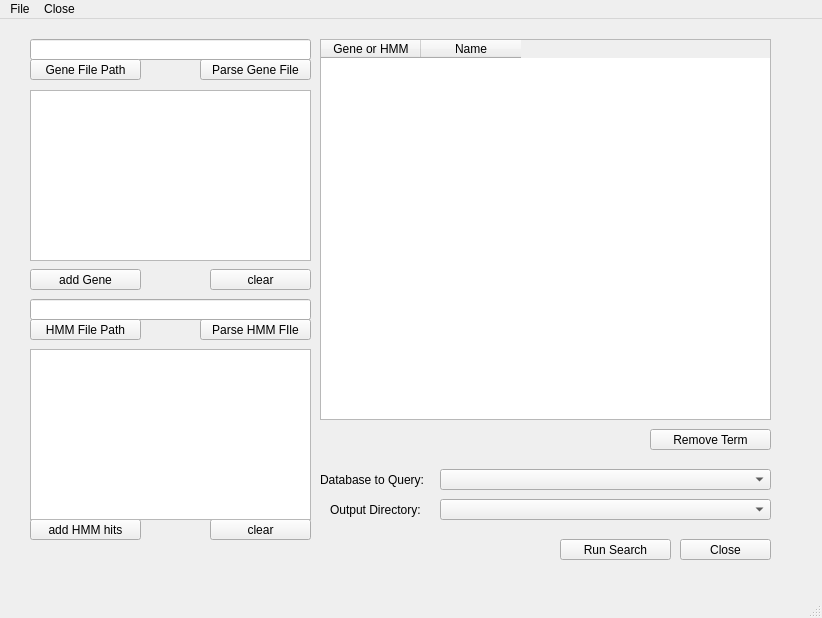
Above: newGui.ui from emzodls/clusterArch before the change. Below: the same form after it.
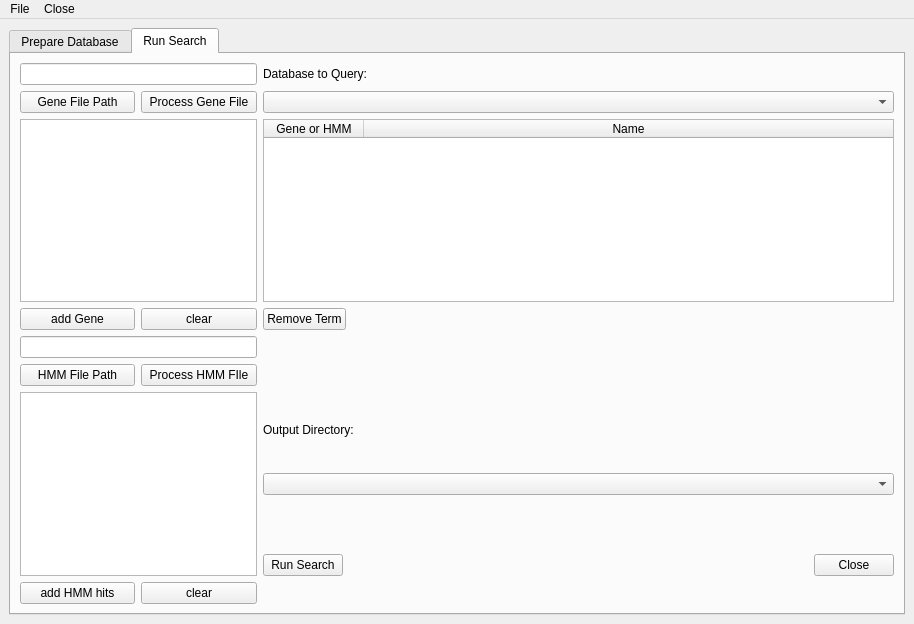
That is the form after the change. The open tabs and pages were chosen to show the change.

Commit message: Updated GUIs Added new windows included clusterTools with modifications for python 3 compatibility TO DO: QThreads for Status Gui Connect Database Building

Diff of the .ui file:
```diff
--- a/newGui.ui
+++ b/newGui.ui
@@ -6,8 +6,8 @@
    <rect>
     <x>0</x>
     <y>0</y>
-    <width>822</width>
-    <height>618</height>
+    <width>914</width>
+    <height>624</height>
    </rect>
   </property>
   <property name="windowTitle">
@@ -17,189 +17,148 @@
    <bool>true</bool>
   </property>
   <widget class="QWidget" name="centralwidget">
-   <widget class="QPushButton" name="addGenefileBtn">
-    <property name="enabled">
-     <bool>true</bool>
-    </property>
-    <property name="geometry">
-     <rect>
-      <x>200</x>
-      <y>40</y>
-      <width>111</width>
-      <height>21</height>
-     </rect>
-    </property>
+   <property name="sizePolicy">
+    <sizepolicy hsizetype="Preferred" vsizetype="Preferred">
+     <horstretch>0</horstretch>
+     <verstretch>0</verstretch>
+    </sizepolicy>
+   </property>
+   <layout class="QHBoxLayout" name="horizontalLayout">
+    <item>
+     <widget class="QTabWidget" name="tabWidget">
+      <property name="currentIndex">
+       <number>0</number>
+      </property>
+      <widget class="QWidget" name="prepareDatabase">
+       <property name="sizePolicy">
+        <sizepolicy hsizetype="Expanding" vsizetype="Expanding">
+         <horstretch>0</horstretch>
+         <verstretch>0</verstretch>
+        </sizepolicy>
+       </property>
+       <attribute name="title">
+        <string>Prepare Database</string>
+       </attribute>
+       <layout class="QGridLayout" name="gridLayout_2">
+        <item row="2" column="0">
+         <layout class="QHBoxLayout" name="horizontalLayout_2">
+          <item alignment="Qt::AlignHCenter|Qt::AlignVCenter">
+           <widget class="QPushButton" name="deleteGenbankBtn">
+            <property name="sizePolicy">
+             <sizepolicy hsizetype="Fixed" vsizetype="Fixed">
+              <horstretch>0</horstretch>
+              <verstretch>0</verstretch>
+             </sizepolicy>
+            </property>
     <property name="text">
-     <string>Parse Gene File</string>
-    </property>
-   </widget>
-   <widget class="QPushButton" name="addHMMfilebtn">
-    <property name="geometry">
-     <rect>
-      <x>200</x>
-      <y>300</y>
-      <width>111</width>
-      <height>21</height>
-     </rect>
+             <string>Remove from Database</string>
+            </property>
+           </widget>
+          </item>
+          <item alignment="Qt::AlignHCenter|Qt::AlignVCenter">
+           <widget class="QPushButton" name="createDbBtn">
+            <property name="sizePolicy">
+             <sizepolicy hsizetype="Fixed" vsizetype="Fixed">
+              <horstretch>0</horstretch>
+              <verstretch>0</verstretch>
+             </sizepolicy>
     </property>
     <property name="text">
-     <string>Parse HMM FIle</string>
-    </property>
-   </widget>
+             <string>Create Database</string>
+            </property>
+           </widget>
+          </item>
+         </layout>
+        </item>
+        <item row="0" column="0">
+         <layout class="QHBoxLayout" name="horizontalLayout_3">
+          <item>
+           <widget class="QLineEdit" name="genbankDirPath"/>
+          </item>
+          <item>
+           <widget class="QPushButton" name="genbankDirBtn">
+            <property name="text">
+             <string>Choose Directory</string>
+            </property>
+           </widget>
+          </item>
+          <item>
+           <widget class="QPushButton" name="addGenbankBtn">
+            <property name="text">
+             <string>Add Genbanks to List</string>
+            </property>
+           </widget>
+          </item>
+         </layout>
+        </item>
+        <item row="1" column="0">
+         <widget class="QListWidget" name="genbankList"/>
+        </item>
+       </layout>
+      </widget>
+      <widget class="QWidget" name="searchtab">
+       <attribute name="title">
+        <string>Run Search</string>
+       </attribute>
+       <layout class="QGridLayout" name="gridLayout">
+        <item row="2" column="5">
+         <widget class="QLabel" name="databaseLabel">
+          <property name="text">
+           <string>Database to Query:</string>
+          </property>
+         </widget>
+        </item>
+        <item row="23" column="0">
    <widget class="QPushButton" name="addHMMbtn">
-    <property name="geometry">
-     <rect>
-      <x>30</x>
-      <y>500</y>
-      <width>111</width>
-      <height>21</height>
-     </rect>
-    </property>
     <property name="text">
      <string>add HMM hits</string>
     </property>
    </widget>
-   <widget class="QListWidget" name="geneList">
-    <property name="geometry">
-     <rect>
-      <x>30</x>
-      <y>71</y>
-      <width>281</width>
-      <height>171</height>
-     </rect>
-    </property>
-    <property name="selectionMode">
-     <enum>QAbstractItemView::SingleSelection</enum>
-    </property>
-   </widget>
-   <widget class="QPushButton" name="closeBtn">
-    <property name="geometry">
-     <rect>
-      <x>680</x>
-      <y>520</y>
-      <width>91</width>
-      <height>21</height>
-     </rect>
-    </property>
+        </item>
+        <item row="17" column="0">
+         <widget class="QPushButton" name="addHMMfilePathBtn">
     <property name="text">
-     <string>Close</string>
-    </property>
-   </widget>
-   <widget class="QPushButton" name="clearGeneBtn">
-    <property name="geometry">
-     <rect>
-      <x>210</x>
-      <y>250</y>
-      <width>101</width>
-      <height>21</height>
-     </rect>
+           <string>HMM File Path</string>
+          </property>
+         </widget>
+        </item>
+        <item row="3" column="1">
+         <widget class="QPushButton" name="addGenefileBtn">
+          <property name="enabled">
+           <bool>true</bool>
     </property>
     <property name="text">
-     <string>clear</string>
-    </property>
-   </widget>
+           <string>Process Gene File</string>
+          </property>
+         </widget>
+        </item>
+        <item row="23" column="1">
    <widget class="QPushButton" name="clearHMMbtn">
-    <property name="geometry">
-     <rect>
-      <x>210</x>
-      <y>500</y>
-      <width>101</width>
-      <height>21</height>
-     </rect>
-    </property>
     <property name="text">
      <string>clear</string>
     </property>
    </widget>
+        </item>
+        <item row="11" column="0">
    <widget class="QPushButton" name="addGeneBtn">
-    <property name="geometry">
-     <rect>
-      <x>30</x>
-      <y>250</y>
-      <width>111</width>
-      <height>21</height>
-     </rect>
-    </property>
     <property name="text">
      <string>add Gene</string>
     </property>
    </widget>
-   <widget class="QListWidget" name="hmmList">
-    <property name="geometry">
-     <rect>
-      <x>30</x>
-      <y>330</y>
-      <width>281</width>
-      <height>171</height>
-     </rect>
-    </property>
+        </item>
+        <item row="10" column="0" colspan="2">
+         <widget class="QListWidget" name="geneList">
     <property name="selectionMode">
-     <enum>QAbstractItemView::MultiSelection</enum>
-    </property>
-   </widget>
-   <widget class="QLineEdit" name="hmmFilePath">
-    <property name="geometry">
-     <rect>
-      <x>30</x>
-      <y>280</y>
-      <width>281</width>
-      <height>21</height>
-     </rect>
-    </property>
-   </widget>
-   <widget class="QPushButton" name="addHMMfilePathBtn">
-    <property name="geometry">
-     <rect>
-      <x>30</x>
-      <y>300</y>
-      <width>111</width>
-      <height>21</height>
-     </rect>
-    </property>
-    <property name="text">
-     <string>HMM File Path</string>
-    </property>
-   </widget>
-   <widget class="QLineEdit" name="GeneFilePath">
-    <property name="geometry">
-     <rect>
-      <x>30</x>
-      <y>20</y>
-      <width>281</width>
-      <height>21</height>
-     </rect>
-    </property>
-    <property name="readOnly">
-     <bool>true</bool>
-    </property>
-   </widget>
-   <widget class="QPushButton" name="addGenefilePathBtn">
-    <property name="enabled">
-     <bool>true</bool>
-    </property>
-    <property name="geometry">
-     <rect>
-      <x>30</x>
-      <y>40</y>
-      <width>111</width>
-      <height>21</height>
-     </rect>
-    </property>
-    <property name="text">
-     <string>Gene File Path</string>
-    </property>
-   </widget>
+           <enum>QAbstractItemView::SingleSelection</enum>
+          </property>
+         </widget>
+        </item>
+        <item row="10" column="5" rowspan="2">
+         <layout class="QVBoxLayout" name="verticalLayout_3">
+          <item>
    <widget class="QTableWidget" name="searchList">
-    <property name="geometry">
-     <rect>
-      <x>320</x>
-      <y>20</y>
-      <width>451</width>
-      <height>381</height>
-     </rect>
-    </property>
     <property name="sizePolicy">
-     <sizepolicy hsizetype="Maximum" vsizetype="Expanding">
+             <sizepolicy hsizetype="Expanding" vsizetype="Expanding">
       <horstretch>0</horstretch>
       <verstretch>0</verstretch>
      </sizepolicy>
@@ -216,6 +175,12 @@
     <property name="columnCount">
      <number>2</number>
     </property>
+            <attribute name="horizontalHeaderCascadingSectionResizes">
+             <bool>true</bool>
+            </attribute>
+            <attribute name="horizontalHeaderStretchLastSection">
+             <bool>true</bool>
+            </attribute>
     <column>
      <property name="text">
       <string>Gene or HMM</string>
@@ -227,90 +192,103 @@
      </property>
     </column>
    </widget>
-   <widget class="QComboBox" name="dataBaseSelector">
-    <property name="geometry">
-     <rect>
-      <x>440</x>
-      <y>450</y>
-      <width>331</width>
-      <height>21</height>
-     </rect>
-    </property>
-    <property name="currentIndex">
-     <number>-1</number>
-    </property>
-    <property name="insertPolicy">
-     <enum>QComboBox::InsertAtTop</enum>
-    </property>
-    <property name="sizeAdjustPolicy">
-     <enum>QComboBox::AdjustToContentsOnFirstShow</enum>
-    </property>
-    <item>
-     <property name="text">
-      <string>add database...</string>
-     </property>
-    </item>
-   </widget>
-   <widget class="QLabel" name="databaseLabel">
-    <property name="geometry">
-     <rect>
-      <x>320</x>
-      <y>450</y>
-      <width>121</width>
-      <height>21</height>
-     </rect>
-    </property>
-    <property name="text">
-     <string>Database to Query:</string>
-    </property>
-   </widget>
-   <widget class="QPushButton" name="runSearch">
-    <property name="geometry">
-     <rect>
-      <x>560</x>
-      <y>520</y>
-      <width>111</width>
-      <height>21</height>
-     </rect>
-    </property>
-    <property name="text">
-     <string>Run Search</string>
-    </property>
-   </widget>
+          </item>
+          <item>
    <widget class="QPushButton" name="removeSearchTermBtn">
-    <property name="geometry">
-     <rect>
-      <x>650</x>
-      <y>410</y>
-      <width>121</width>
-      <height>21</height>
-     </rect>
+            <property name="sizePolicy">
+             <sizepolicy hsizetype="Fixed" vsizetype="Fixed">
+              <horstretch>0</horstretch>
+              <verstretch>0</verstretch>
+             </sizepolicy>
     </property>
     <property name="text">
      <string>Remove Term</string>
     </property>
    </widget>
+          </item>
+         </layout>
+        </item>
+        <item row="19" column="0" colspan="2">
+         <widget class="QListWidget" name="hmmList">
+          <property name="selectionMode">
+           <enum>QAbstractItemView::MultiSelection</enum>
+          </property>
+         </widget>
+        </item>
+        <item row="15" column="0" colspan="2">
+         <widget class="QLineEdit" name="hmmFilePath"/>
+        </item>
+        <item row="2" column="0" colspan="2">
+         <widget class="QLineEdit" name="GeneFilePath">
+          <property name="readOnly">
+           <bool>true</bool>
+          </property>
+         </widget>
+        </item>
+        <item row="3" column="5">
+         <widget class="QComboBox" name="dataBaseSelector">
+          <property name="sizePolicy">
+           <sizepolicy hsizetype="MinimumExpanding" vsizetype="Fixed">
+            <horstretch>0</horstretch>
+            <verstretch>0</verstretch>
+           </sizepolicy>
+          </property>
+          <property name="currentIndex">
+           <number>-1</number>
+          </property>
+          <property name="insertPolicy">
+           <enum>QComboBox::InsertAtTop</enum>
+          </property>
+          <property name="sizeAdjustPolicy">
+           <enum>QComboBox::AdjustToContentsOnFirstShow</enum>
+          </property>
+          <item>
+           <property name="text">
+            <string>add database...</string>
+           </property>
+          </item>
+         </widget>
+        </item>
+        <item row="3" column="0">
+         <widget class="QPushButton" name="addGenefilePathBtn">
+          <property name="enabled">
+           <bool>true</bool>
+          </property>
+          <property name="text">
+           <string>Gene File Path</string>
+          </property>
+         </widget>
+        </item>
+        <item row="17" column="1">
+         <widget class="QPushButton" name="addHMMfilebtn">
+          <property name="text">
+           <string>Process HMM FIle</string>
+          </property>
+         </widget>
+        </item>
+        <item row="11" column="1">
+         <widget class="QPushButton" name="clearGeneBtn">
+          <property name="text">
+           <string>clear</string>
+          </property>
+         </widget>
+        </item>
+        <item row="19" column="5">
+         <layout class="QVBoxLayout" name="verticalLayout_2">
+          <item>
    <widget class="QLabel" name="databaseLabel_2">
-    <property name="geometry">
-     <rect>
-      <x>330</x>
-      <y>480</y>
-      <width>111</width>
-      <height>21</height>
-     </rect>
-    </property>
     <property name="text">
      <string>Output Directory:</string>
     </property>
    </widget>
+          </item>
+          <item alignment="Qt::AlignTop">
    <widget class="QComboBox" name="outputDirectorySelector">
-    <property name="geometry">
-     <rect>
-      <x>440</x>
-      <y>480</y>
-      <width>331</width>
-      <height>21</height>
-     </rect>
+            <property name="sizePolicy">
+             <sizepolicy hsizetype="MinimumExpanding" vsizetype="Fixed">
+              <horstretch>0</horstretch>
+              <verstretch>0</verstretch>
+             </sizepolicy>
     </property>
     <property name="currentIndex">
      <number>-1</number>
@@ -327,13 +305,51 @@
      </property>
     </item>
    </widget>
+          </item>
+          <item>
+           <layout class="QHBoxLayout" name="horizontalLayout_5">
+            <item>
+             <widget class="QPushButton" name="runSearch">
+              <property name="sizePolicy">
+               <sizepolicy hsizetype="Fixed" vsizetype="Fixed">
+                <horstretch>0</horstretch>
+                <verstretch>0</verstretch>
+               </sizepolicy>
+              </property>
+              <property name="text">
+               <string>Run Search</string>
+              </property>
+             </widget>
+            </item>
+            <item alignment="Qt::AlignRight">
+             <widget class="QPushButton" name="closeBtn">
+              <property name="sizePolicy">
+               <sizepolicy hsizetype="Fixed" vsizetype="Fixed">
+                <horstretch>0</horstretch>
+                <verstretch>0</verstretch>
+               </sizepolicy>
+              </property>
+              <property name="text">
+               <string>Close</string>
+              </property>
+             </widget>
+            </item>
+           </layout>
+          </item>
+         </layout>
+        </item>
+       </layout>
+      </widget>
+     </widget>
+    </item>
+   </layout>
   </widget>
   <widget class="QMenuBar" name="menubar">
    <property name="geometry">
     <rect>
      <x>0</x>
      <y>0</y>
-     <width>822</width>
+     <width>914</width>
      <height>22</height>
     </rect>
    </property>
@@ -353,7 +369,6 @@
    <addaction name="menuFile"/>
    <addaction name="menuClose"/>
   </widget>
-  <widget class="QStatusBar" name="statusbar"/>
   <action name="actionSet_Database">
    <property name="text">
     <string>Set Database</string>
```
Lines whose indentation alone changed are shown as unchanged. The commit also changes 7 other files.
